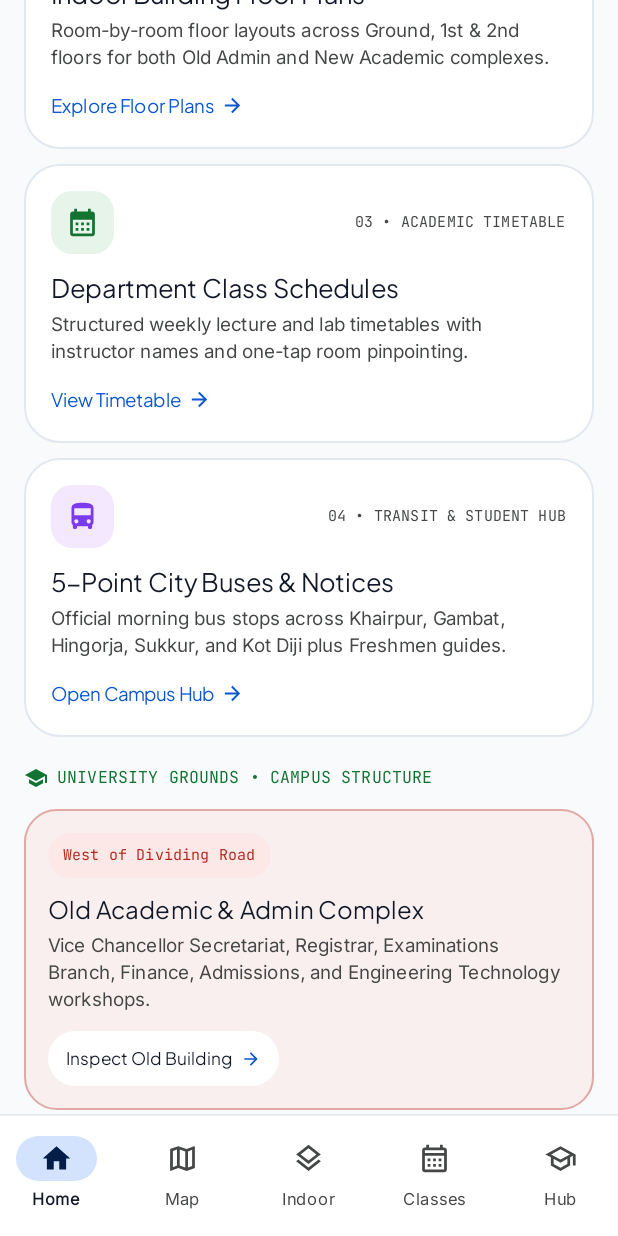
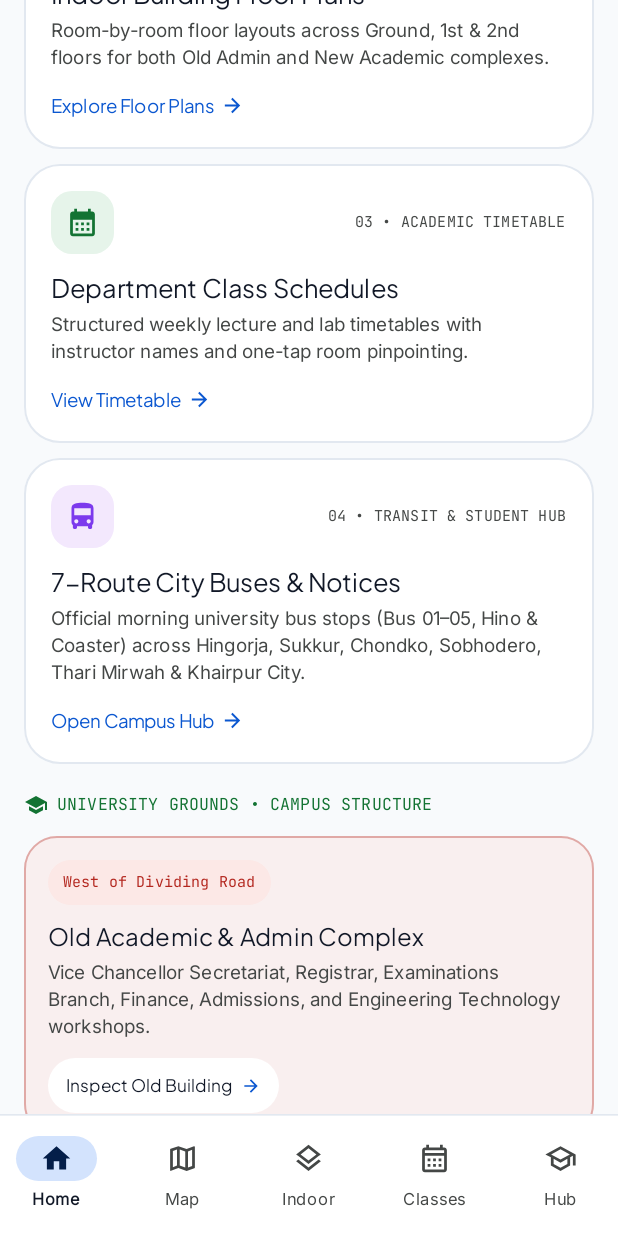
Before and after one commit to Syed-Sufiyan-Ali/BBS-UTECH, an Android app built with Jetpack Compose: the screen it shows after launch (MainActivity), scrolled down 1038 dp, on a phone screen of 412 x 824 dp. Run offline under Robolectric (Android 15) with nearby library versions, the phone set to English and light mode, and no system bars.

Commit message:
feat: update campus transport to 7 bus routes
Expand bus fleet data and UI references to reflect the current 7-route system, including updated descriptions and test coverage.

```diff
--- a/app/src/main/java/com/example/data/repository/CampusRepository.kt
+++ b/app/src/main/java/com/example/data/repository/CampusRepository.kt
@@ -1264,26 +1264,21 @@ class CampusRepository {
             ),
             AcademicResource(
                 id = "res_bus_schedule",
-                title = "University Point Bus Routes & Timings",
+                title = "University Point Bus Routes & Timings (7 Fleet Routes)",
                 category = "Transport",
-                description = "Daily morning pickup & evening departure routes covering Khairpur, Sukkur, Rohri, Gambat & Ranipur.",
+                description = "Daily morning pickup & return routes covering Kotri Kabir, Hingorja, Ahmed Pur, Sukkur, Rohri, Chondko, Sobhodero, Thari Mirwah & Khairpur City.",
                 details = """
-                    Daily Point Bus Timetable:
-                    • Route 1 (Sukkur - Rohri to BBSUTSD):
-                      - Departure from Military Road Sukkur: 07:15 AM
-                      - Rohri Bypass: 07:30 AM
-                      - Arrival at BBSUTSD: 08:05 AM
-                    • Route 2 (Ranipur - Gambat - Kot Diji):
-                      - Departure from Ranipur Bus Stand: 07:10 AM
-                      - Gambat Chowk: 07:25 AM
-                      - Kot Diji Fort Road: 07:45 AM
-                      - Arrival at BBSUTSD: 08:10 AM
-                    • Route 3 (Khairpur City Local):
-                      - Covers Luqman, Mall Road, Station Road, and Civil Hospital every 30 mins between 07:30 AM and 08:20 AM.
-                    • Afternoon Departure: All point buses depart sharply at 04:15 PM from the Campus Bus Terminal (Gate 1).
+                    Daily University Bus Fleet (Arrival: 08:25 AM • Return: 03:30 PM):
+                    • Bus No:01 (GSF-317): Kotri Kabir (06:40 AM) -> Hingorja (07:00 AM) -> Ranipur -> Gambat -> Campus
+                    • Bus No:02 (GSF-321): Ahmed Pur (06:50 AM) -> Pir Goth (07:25 AM) -> Muet Campus -> Civil Hospital -> Campus
+                    • Bus No:03 (GSF-319): Sukkur Bus Stand (06:30 AM) -> Rohri City -> Babrlo -> Thehri -> Campus
+                    • Bus No:04 (GSF-320): Chondko (06:40 AM) -> Sorah Chowk -> Kot Banglo -> Sugar Mill -> Campus
+                    • Bus No:05 (GSF-318): Sobhodero (06:50 AM) -> Ranipur -> Kumb -> Kot Digi -> Mithri -> Campus
+                    • Bus No:HINO (GS-9526): Thari Mirwah (06:30 AM) -> Pir Budharo -> Kumb -> Mithri -> Campus
+                    • Coaster (GSF-325): Sim Nali (07:40 AM) -> Gharhi Pull -> Civic Center -> Luqman -> Campus
                 """.trimIndent(),
                 actionText = "View Routes",
-                tags = listOf("bus", "transport", "point", "route", "sukkur", "gambat", "ranipur", "timings")
+                tags = listOf("bus", "transport", "point", "route", "sukkur", "gambat", "ranipur", "chondko", "timings")
             ),
             AcademicResource(
                 id = "res_past_papers",
@@ -1439,20 +1434,20 @@ class CampusRepository {
         return listOf(
             BusPointRoute(
                 pointNumber = 1,
-                busTitle = "Point 1 — Hingorja / Ranipur / Gambat",
-                busNumber = "Bus No. 01 (GSF-317)",
-                corridorSummary = "Kotri Kabir • Hingorja • Ranipur • Gambat • Khuhra • Tando Masti • Khairpur",
-                citiesCovered = listOf("Kotri Kabir", "Hingorja", "Ranipur", "Gambat", "Khuhra", "Tando Masti", "Khairpur"),
+                busTitle = "Bus No. 01 — Kotri Kabir / Hingorja to BBSUTSD",
+                busNumber = "Bus No:01 (GSF-317)",
+                corridorSummary = "Kotri Kabir • Hingorja • Shah G Machine • Gadiji • Ranipur Bypass • Gambat Bypass • Khuhra • Tando Masti • Shah Hussain • Luqman Phatak",
+                citiesCovered = listOf("Kotri Kabir", "Hingorja", "Gadiji", "Ranipur", "Gambat", "Khuhra", "Tando Masti", "Khairpur"),
                 morningStartTime = "06:40 AM",
                 campusArrivalTime = "08:25 AM",
                 afternoonDepartureTime = "03:30 PM",
-                driverOrIncharge = "Transport Office (Engr. Sameeullah Khan)",
+                driverOrIncharge = "Umair Ali Dasti (Driver)",
                 contactPhone = "0304-3482840",
                 stops = listOf(
-                    BusStopTiming("Kotri Kabir", "Kotri Kabir", "06:40 AM", "Morning Origin"),
-                    BusStopTiming("Hingorja Main Stop", "Hingorja", "07:00 AM"),
-                    BusStopTiming("Shah G Machine", "Hingorja / Sobhodero", "07:05 AM"),
-                    BusStopTiming("Gadiji", "Sobhodero Rd", "07:08 AM"),
+                    BusStopTiming("Kotri Kabir", "Kotri Kabir", "06:40 AM", "S.No 1 • Origin"),
+                    BusStopTiming("Hingorja", "Hingorja", "07:00 AM"),
+                    BusStopTiming("Shah G Machine", "Hingorja Rd", "07:05 AM"),
+                    BusStopTiming("Gadiji", "Gadiji", "07:08 AM"),
                     BusStopTiming("Ranipur Bypass", "Ranipur", "07:20 AM"),
                     BusStopTiming("Gambat Bypass", "Gambat", "07:30 AM"),
                     BusStopTiming("Khuhra Bypass", "Khuhra", "07:33 AM"),
@@ -1460,112 +1455,184 @@ class CampusRepository {
                     BusStopTiming("Shah Hussain Bypass", "Khairpur", "08:00 AM"),
                     BusStopTiming("Luqman Phatak", "Khairpur City", "08:10 AM"),
                     BusStopTiming("Chandia Mor", "Khairpur City", "08:15 AM"),
-                    BusStopTiming("BBSUTSD Campus (Point Parking)", "BBSUTSD Khairpur", "08:25 AM", "Final Campus Arrival")
+                    BusStopTiming("University (BBSUTSD, KHP)", "BBSUTSD Khairpur", "08:25 AM", "Final Campus Arrival")
                 )
             ),
             BusPointRoute(
                 pointNumber = 2,
-                busTitle = "Point 2 — Ahmed Pur / Pir Jo Goth",
-                busNumber = "Bus No. 02 (GSF-321)",
-                corridorSummary = "Ahmed Pur • Pir Jo Goth • Wada Machi • MUET Campus • Khairpur City",
-                citiesCovered = listOf("Ahmed Pur", "Pir Jo Goth", "Wada Machi", "Daud Goth", "Khairpur City"),
+                busTitle = "Bus No. 02 — Ahmed Pur / Khairpur City to BBSUTSD",
+                busNumber = "Bus No:02 (GSF-321)",
+                corridorSummary = "Ahmed Pur • Dhang • Larik Stop • Pir Goth • Wada Machi • Faizaabad • Maryam Cannon • Muet Campus • Luqman Phatak • Civil Hospital",
+                citiesCovered = listOf("Ahmed Pur", "Pir Goth", "Wada Machi", "Faizaabad", "Muet Campus", "Khairpur City"),
                 morningStartTime = "06:50 AM",
                 campusArrivalTime = "08:25 AM",
                 afternoonDepartureTime = "03:30 PM",
                 driverOrIncharge = "Abdullah Maitlo (Driver)",
-                contactPhone = "0307-3726745",
+                contactPhone = "0300-9319700",
                 stops = listOf(
-                    BusStopTiming("Ahmed Pur", "Ahmed Pur", "06:50 AM", "Morning Origin"),
+                    BusStopTiming("Ahmed Pur", "Ahmed Pur", "06:50 AM", "S.No 1 • Origin"),
                     BusStopTiming("Dhang", "Ahmed Pur", "06:55 AM"),
                     BusStopTiming("Larik Stop", "Ahmed Pur", "06:57 AM"),
-                    BusStopTiming("Kanhar Mor", "Pir Jo Goth Rd", "07:00 AM"),
-                    BusStopTiming("Ansari CNG Pump", "Pir Jo Goth Rd", "07:10 AM"),
-                    BusStopTiming("Pir Goth Gate", "Pir Jo Goth", "07:20 AM"),
-                    BusStopTiming("Zahid Hotel / Wada Machi", "Wada Machi", "07:25 AM"),
+                    BusStopTiming("Kanhar Mor", "Pir Goth Rd", "07:05 AM"),
+                    BusStopTiming("Nako", "Pir Goth Rd", "07:10 AM"),
+                    BusStopTiming("Ansari CNG Pump", "Pir Goth Rd", "07:15 AM"),
+                    BusStopTiming("Pir Goth (Zahid Hotel)", "Pir Goth", "07:25 AM"),
+                    BusStopTiming("Rahooja Stop", "Pir Goth Rd", "07:30 AM"),
+                    BusStopTiming("Wada Machi", "Wada Machi", "07:32 AM"),
                     BusStopTiming("Mang Taghar", "Kingri Rd", "07:35 AM"),
                     BusStopTiming("Daud Goth", "Khairpur", "07:40 AM"),
-                    BusStopTiming("MUET Campus Gate", "Khairpur", "08:00 AM"),
-                    BusStopTiming("Gharhi Pull & NBP Main", "Khairpur City", "08:08 AM"),
-                    BusStopTiming("Civic Center & Khaki Shah Pull", "Khairpur City", "08:14 AM"),
-                    BusStopTiming("Luqman Phatak & Chandia Mor", "Khairpur City", "08:20 AM"),
-                    BusStopTiming("BBSUTSD Campus (Point Parking)", "BBSUTSD Khairpur", "08:25 AM", "Final Campus Arrival")
+                    BusStopTiming("Faizaabad", "Khairpur", "07:50 AM"),
+                    BusStopTiming("Maryam Cannon", "Khairpur", "07:55 AM"),
+                    BusStopTiming("National Bank (Main Branch)", "Khairpur City", "08:00 AM"),
+                    BusStopTiming("Gharhi Pull", "Khairpur City", "08:05 AM"),
+                    BusStopTiming("Muet Campus", "Khairpur City", "08:10 AM"),
+                    BusStopTiming("Luqman Phatak", "Khairpur City", "08:15 AM"),
+                    BusStopTiming("Civil Hospital", "Khairpur City", "08:20 AM"),
+                    BusStopTiming("University (BBSUTSD, KHP)", "BBSUTSD Khairpur", "08:25 AM", "Final Campus Arrival (Dated: 20-10-2026)")
                 )
             ),
             BusPointRoute(
                 pointNumber = 3,
-                busTitle = "Point 3 — Sukkur / Rohri / Babarloi",
-                busNumber = "Bus No. 03 (GSF-319)",
-                corridorSummary = "Sukkur Bus Stand • IBA Gate • Ayoub Gate • Rohri • Babarloi • Thehri • Khairpur",
-                citiesCovered = listOf("Sukkur", "Rohri", "Babarloi", "Thehri", "Panjhati", "Khairpur"),
+                busTitle = "Bus No. 03 — Sukkur & Rohri to BBSUTSD",
+                busNumber = "Bus No:03 (GSF-319)",
+                corridorSummary = "Main Bus Stand Sukkur • IBA Gate • Ayoub Gate • Zero Point • Rohri City • Babrlo • Ubhri • Thehri • Panjhati • Bilawal Parak",
+                citiesCovered = listOf("Sukkur", "Rohri", "Babrlo", "Thehri", "Panjhati", "Khairpur"),
                 morningStartTime = "06:30 AM",
                 campusArrivalTime = "08:25 AM",
                 afternoonDepartureTime = "03:30 PM",
-                driverOrIncharge = "Transport Office (Imran Ahmed Gilal)",
+                driverOrIncharge = "Altaf Hussain (Driver)",
                 contactPhone = "0304-3482840",
                 stops = listOf(
-                    BusStopTiming("Main Bus Stand Sukkur", "Sukkur", "06:30 AM", "Morning Origin"),
+                    BusStopTiming("Main Bus Stand Sukkur", "Sukkur", "06:30 AM", "S.No 1 • Origin"),
                     BusStopTiming("IBA Gate", "Sukkur", "06:35 AM"),
                     BusStopTiming("Society Road", "Sukkur", "06:40 AM"),
                     BusStopTiming("Shikarpur Phatak", "Sukkur", "06:45 AM"),
                     BusStopTiming("Ayoub Gate", "Sukkur", "06:50 AM"),
                     BusStopTiming("Shalimar", "Sukkur", "06:55 AM"),
-                    BusStopTiming("Hockey Ground & Zero Point", "Sukkur", "07:04 AM"),
+                    BusStopTiming("Hockey Ground", "Sukkur", "07:03 AM"),
+                    BusStopTiming("Zero Point", "Sukkur", "07:05 AM"),
                     BusStopTiming("City Point", "Sukkur", "07:10 AM"),
                     BusStopTiming("Beri Chock (Rohri)", "Rohri", "07:20 AM"),
                     BusStopTiming("Rohri City", "Rohri", "07:25 AM"),
-                    BusStopTiming("Babarloi Toll Plaza & Bypass", "Babarloi", "07:38 AM"),
-                    BusStopTiming("Ubhri & Karamabad", "Thehri Rd", "07:48 AM"),
-                    BusStopTiming("Thehri Bypass & Phatak", "Thehri", "08:00 AM"),
-                    BusStopTiming("Maryam Cannon & Panjhati", "Khairpur", "08:10 AM"),
-                    BusStopTiming("Bilawal Park & Chandia Mor", "Khairpur City", "08:18 AM"),
-                    BusStopTiming("BBSUTSD Campus (Point Parking)", "BBSUTSD Khairpur", "08:25 AM", "Final Campus Arrival")
+                    BusStopTiming("Babrlo (Toll Plaza)", "Babrlo", "07:35 AM"),
+                    BusStopTiming("Babrlo Bypass", "Babrlo", "07:40 AM"),
+                    BusStopTiming("Ubhri", "Thehri Rd", "07:45 AM"),
+                    BusStopTiming("Karamabad", "Thehri Rd", "07:50 AM"),
+                    BusStopTiming("Thehri Bypass", "Thehri", "07:55 AM"),
+                    BusStopTiming("Thehri Phatak", "Thehri", "08:05 AM"),
+                    BusStopTiming("Maryam Cannon", "Khairpur", "08:08 AM"),
+                    BusStopTiming("Panjhati", "Khairpur", "08:10 AM"),
+                    BusStopTiming("Bilawal Parak", "Khairpur City", "08:15 AM"),
+                    BusStopTiming("Chandia Mor", "Khairpur City", "08:20 AM"),
+                    BusStopTiming("University (BBSUTSD, KHP)", "BBSUTSD Khairpur", "08:25 AM", "Final Campus Arrival")
                 )
             ),
             BusPointRoute(
                 pointNumber = 4,
-                busTitle = "Point 4 — Thari Mirwah / Kumb / Kot Diji",
-                busNumber = "Bus No. 04 (GSF-320)",
-                corridorSummary = "Thari Mirwah • Bachrah • Pir Budhro • Kumb • Kot Diji • Mithri • Khairpur",
-                citiesCovered = listOf("Thari Mirwah", "Kumb", "Kot Diji", "Kot Banglo", "Mithri", "Khairpur"),
+                busTitle = "Bus No. 04 — Chondko to BBSUTSD",
+                busNumber = "Bus No:04 (GSF-320)",
+                corridorSummary = "Chondko • Sorah Chowk • Kot Banglo • Kot Digi (Sugar Mill Chowk) • Jumani Village • Sugar Mill • Naroo Dhoro • Janwari Goth",
+                citiesCovered = listOf("Chondko", "Sorah", "Kot Banglo", "Kot Digi", "Sugar Mill", "Khairpur"),
                 morningStartTime = "06:40 AM",
                 campusArrivalTime = "08:25 AM",
                 afternoonDepartureTime = "03:30 PM",
-                driverOrIncharge = "Transport Office (Imran Ahmed Gilal)",
+                driverOrIncharge = "Ghulam Qadir (Driver)",
                 contactPhone = "0304-3482840",
                 stops = listOf(
-                    BusStopTiming("Thari Mirwah Main Stop", "Thari Mirwah", "06:40 AM", "Morning Origin"),
-                    BusStopTiming("Hindyari & Bagh", "Thari Mirwah Rd", "06:52 AM"),
-                    BusStopTiming("Bachrah & Pir Budhro", "Mirwah Rd", "07:05 AM"),
-                    BusStopTiming("Nangreja Jhango Stop", "Kumb Rd", "07:15 AM"),
-                    BusStopTiming("Kumb City", "Kumb", "07:25 AM"),
-                    BusStopTiming("Arib Solangi", "Kot Diji Rd", "07:35 AM"),
-                    BusStopTiming("Kot Diji Town", "Kot Diji", "07:45 AM"),
-                    BusStopTiming("Kot Banglo", "Kot Diji", "07:55 AM"),
-                    BusStopTiming("Mithri", "Khairpur Rd", "08:05 AM"),
-                    BusStopTiming("Wapda Gate & Burghri Pull", "Khairpur City", "08:15 AM"),
-                    BusStopTiming("BBSUTSD Campus (Point Parking)", "BBSUTSD Khairpur", "08:25 AM", "Final Campus Arrival")
+                    BusStopTiming("Chondko", "Chondko", "06:40 AM", "S.No 1 • Origin"),
+                    BusStopTiming("Sorah Chowk", "Sorah", "07:20 AM"),
+                    BusStopTiming("Kot Banglo", "Kot Diji", "07:35 AM"),
+                    BusStopTiming("Kot Digi (Sugar Mill Chowk)", "Kot Diji", "07:45 AM"),
+                    BusStopTiming("Jumani Village", "Kot Diji Rd", "07:50 AM"),
+                    BusStopTiming("Sugar Mill (Gate)", "Khairpur", "08:00 AM"),
+                    BusStopTiming("Sugar Mill (Chowk)", "Khairpur", "08:05 AM"),
+                    BusStopTiming("Naroo Dhoro", "Khairpur", "08:10 AM"),
+                    BusStopTiming("Sohu Kinasra", "Khairpur", "08:15 AM"),
+                    BusStopTiming("Bakhar Kinasra", "Khairpur", "08:20 AM"),
+                    BusStopTiming("Janwari Goth", "Khairpur", "08:22 AM"),
+                    BusStopTiming("University (BBSUTSD, KHP)", "BBSUTSD Khairpur", "08:25 AM", "Final Campus Arrival")
                 )
             ),
             BusPointRoute(
                 pointNumber = 5,
-                busTitle = "Point 5 — Chondko / Sorah & Khairpur City",
-                busNumber = "Bus No. 05 (Coaster / City Point)",
-                corridorSummary = "Chondko • Sorah Chowk • Nara Gate • Station Road • Luqman • Civil Hospital",
-                citiesCovered = listOf("Chondko", "Sorah", "Nara Gate", "Station Road", "Khairpur City"),
+                busTitle = "Bus No. 05 — Sobhodero / Kumb to BBSUTSD",
+                busNumber = "Bus No:05 (GSF-318)",
+                corridorSummary = "Sobhodero • Ranipur • Rajpar Village • Jhanda Shakh • Kumb • Arab Solangi • Kot Digi • Kot Banglo • Mithri • Wapda Gate • Burghri Pul",
+                citiesCovered = listOf("Sobhodero", "Ranipur", "Kumb", "Kot Digi", "Kot Banglo", "Mithri", "Khairpur"),
                 morningStartTime = "06:50 AM",
                 campusArrivalTime = "08:25 AM",
                 afternoonDepartureTime = "03:30 PM",
-                driverOrIncharge = "Transport Office (Engr. Sameeullah Khan)",
+                driverOrIncharge = "Abdul Ghani (Driver)",
                 contactPhone = "0304-3482840",
                 stops = listOf(
-                    BusStopTiming("Chondko Main Chowk", "Chondko", "06:50 AM", "Morning Origin"),
-                    BusStopTiming("Sorah Chowk", "Sorah", "07:05 AM"),
-                    BusStopTiming("Nara Gate", "Khairpur Rd", "07:25 AM"),
-                    BusStopTiming("Panwari & Mall Road", "Khairpur City", "07:45 AM"),
-                    BusStopTiming("Station Road & Jillani Muhalla", "Khairpur City", "07:58 AM"),
-                    BusStopTiming("Luqman Phatak", "Khairpur City", "08:08 AM"),
-                    BusStopTiming("Civil Hospital / Hami Road", "Khairpur City", "08:18 AM"),
-                    BusStopTiming("BBSUTSD Campus (Point Parking)", "BBSUTSD Khairpur", "08:25 AM", "Final Campus Arrival")
+                    BusStopTiming("Sobhodero", "Sobhodero", "06:50 AM", "S.No 1 • Origin"),
+                    BusStopTiming("Ranipur", "Ranipur", "07:10 AM"),
+                    BusStopTiming("Rajpar Village", "Ranipur Rd", "07:13 AM"),
+                    BusStopTiming("Jhanda Shakh", "Kumb Rd", "07:15 AM"),
+                    BusStopTiming("Kumb", "Kumb", "07:20 AM"),
+                    BusStopTiming("Arab Solangi", "Kot Diji Rd", "07:25 AM"),
+                    BusStopTiming("Kot Digi", "Kot Diji", "07:35 AM"),
+                    BusStopTiming("Kot Banglo", "Kot Diji", "07:40 AM"),
+                    BusStopTiming("Mithri", "Khairpur Rd", "07:55 AM"),
+                    BusStopTiming("Wapda Gate", "Khairpur", "08:10 AM"),
+                    BusStopTiming("Burghri Pul", "Khairpur", "08:15 AM"),
+                    BusStopTiming("Chandia Mor", "Khairpur City", "08:20 AM"),
+                    BusStopTiming("University (BBSUTSD, KHP)", "BBSUTSD Khairpur", "08:25 AM", "Final Campus Arrival")
+                )
+            ),
+            BusPointRoute(
+                pointNumber = 6,
+                busTitle = "HINO Bus — Thari Mirwah to BBSUTSD",
+                busNumber = "Bus No:HINO (GS-9526)",
+                corridorSummary = "Thari Mirwah • Hindyari • Bagh Bachrah • Sui Gas • Pir Budharo • Nangreja • Jhango Stop • Kumb • Kot Banglo • Mithri • Wapda Gate",
+                citiesCovered = listOf("Thari Mirwah", "Bagh Bachrah", "Pir Budharo", "Kumb", "Kot Banglo", "Mithri", "Khairpur"),
+                morningStartTime = "06:30 AM",
+                campusArrivalTime = "08:25 AM",
+                afternoonDepartureTime = "03:30 PM",
+                driverOrIncharge = "Yasir Hussain (Driver)",
+                contactPhone = "0304-3482840",
+                stops = listOf(
+                    BusStopTiming("Thari Mirwah", "Thari Mirwah", "06:30 AM", "S.No 1 • Origin"),
+                    BusStopTiming("Hindyari", "Thari Mirwah Rd", "06:35 AM"),
+                    BusStopTiming("Bagh Bachrah", "Thari Mirwah Rd", "06:45 AM"),
+                    BusStopTiming("Sui Gas", "Mirwah Rd", "06:50 AM"),
+                    BusStopTiming("Pir Budharo", "Mirwah Rd", "07:00 AM"),
+                    BusStopTiming("Nangreja", "Kumb Rd", "07:05 AM"),
+                    BusStopTiming("Jhango Stop", "Kumb Rd", "07:15 AM"),
+                    BusStopTiming("Kumb", "Kumb", "07:25 AM"),
+                    BusStopTiming("Arab Solangi", "Kot Diji Rd", "07:30 AM"),
+                    BusStopTiming("Kot Banglo", "Kot Diji", "07:45 AM"),
+                    BusStopTiming("Mithri", "Khairpur Rd", "07:55 AM"),
+                    BusStopTiming("Wapda Gate", "Khairpur", "08:10 AM"),
+                    BusStopTiming("Burghri Pul", "Khairpur", "08:15 AM"),
+                    BusStopTiming("Chandia Mor", "Khairpur City", "08:20 AM"),
+                    BusStopTiming("University (BBSUTSD, KHP)", "BBSUTSD Khairpur", "08:25 AM", "Final Campus Arrival")
+                )
+            ),
+            BusPointRoute(
+                pointNumber = 7,
+                busTitle = "Coaster — Khairpur City to BBS-UTECH",
+                busNumber = "COASTER (GSF-325)",
+                corridorSummary = "Sim Nali (Luqman) • Sarkhi Mor • Gharhi Pull • Faiz Mehl • National Bank • Civic Center • Khaki Shah Pull • Nim Mor • Civil Hospital",
+                citiesCovered = listOf("Sim Nali", "Gharhi Pull", "Faiz Mehl", "Civic Center", "Luqman", "Khairpur City"),
+                morningStartTime = "07:40 AM",
+                campusArrivalTime = "08:25 AM",
+                afternoonDepartureTime = "03:30 PM",
+                driverOrIncharge = "Mir Muhammad Maitlo (Driver)",
+                contactPhone = "0301-3974440",
+                stops = listOf(
+                    BusStopTiming("Sim Nali (Luqman)", "Khairpur City", "07:40 AM", "S.No 1 • Origin"),
+                    BusStopTiming("Sarkhi Mor", "Khairpur City", "07:45 AM"),
+                    BusStopTiming("Gharhi Pull", "Khairpur City", "07:55 AM"),
+                    BusStopTiming("Faiz Mehl", "Khairpur City", "07:57 AM"),
+                    BusStopTiming("National Bank", "Khairpur City", "08:00 AM"),
+                    BusStopTiming("Civic Center", "Khairpur City", "08:05 AM"),
+                    BusStopTiming("Khaki Shah Pull", "Khairpur City", "08:10 AM"),
+                    BusStopTiming("Nim Mor", "Khairpur City", "08:12 AM"),
+                    BusStopTiming("Luqman Phtak", "Khairpur City", "08:15 AM"),
+                    BusStopTiming("Civil Hospital", "Khairpur City", "08:18 AM"),
+                    BusStopTiming("Chandia Mor", "Khairpur City", "08:20 AM"),
+                    BusStopTiming("University (BBS-UTECH KHP)", "BBSUTSD Khairpur", "08:25 AM", "Final Campus Arrival (Dated: 05-08-2026)")
                 )
             )
         )
--- a/app/src/main/java/com/example/ui/screens/HomeScreen.kt
+++ b/app/src/main/java/com/example/ui/screens/HomeScreen.kt
@@ -193,7 +193,7 @@ fun HomeScreen(
                         Spacer(modifier = Modifier.height(8.dp))
 
                         Text(
-                            text = "The unified digital guide for The Benazir Bhutto Shaheed University of Technology & Skill Development, Khairpur Mirs—built for live GPS shortest-path walking routes, floor-by-floor blueprints, class schedules, and 5-Point city buses.",
+                            text = "The unified digital guide for The Benazir Bhutto Shaheed University of Technology & Skill Development, Khairpur Mirs—built for live GPS shortest-path walking routes, floor-by-floor blueprints, class schedules, and 7 city bus & coaster routes.",
                             fontFamily = BodyFontFamily,
                             fontSize = 13.sp,
                             lineHeight = 19.sp,
@@ -475,8 +475,8 @@ fun HomeScreen(
 
                     PillarModuleCard(
                         eyebrow = "04 • TRANSIT & STUDENT HUB",
-                        title = "5-Point City Buses & Notices",
-                        description = "Official morning bus stops across Khairpur, Gambat, Hingorja, Sukkur, and Kot Diji plus Freshmen guides.",
+                        title = "7-Route City Buses & Notices",
+                        description = "Official morning university bus stops (Bus 01–05, Hino & Coaster) across Hingorja, Sukkur, Chondko, Sobhodero, Thari Mirwah & Khairpur City.",
                         icon = Icons.Default.DirectionsBus,
                         iconBg = Color(0xFFF3E8FD),
                         iconTint = Color(0xFF7C3AED),
@@ -872,7 +872,7 @@ private fun AnimatedRoutingPreviewCard(
             ) {
                 TelemetryMetricChip(value = "$pinCount", label = "Campus Pins", valueColor = InkBlack, modifier = Modifier.weight(1f))
                 TelemetryMetricChip(value = "6", label = "Floor Maps", valueColor = PixelBlue, modifier = Modifier.weight(1f))
-                TelemetryMetricChip(value = "5", label = "Bus Points", valueColor = CampusEmeraldDark, modifier = Modifier.weight(1f))
+                TelemetryMetricChip(value = "7", label = "Bus Routes", valueColor = CampusEmeraldDark, modifier = Modifier.weight(1f))
             }
         }
     }
```
Also changed, not shown: app/src/main/java/com/example/ui/screens/ResourcesScreen.kt (+19 -8 lines), 12 other files.
